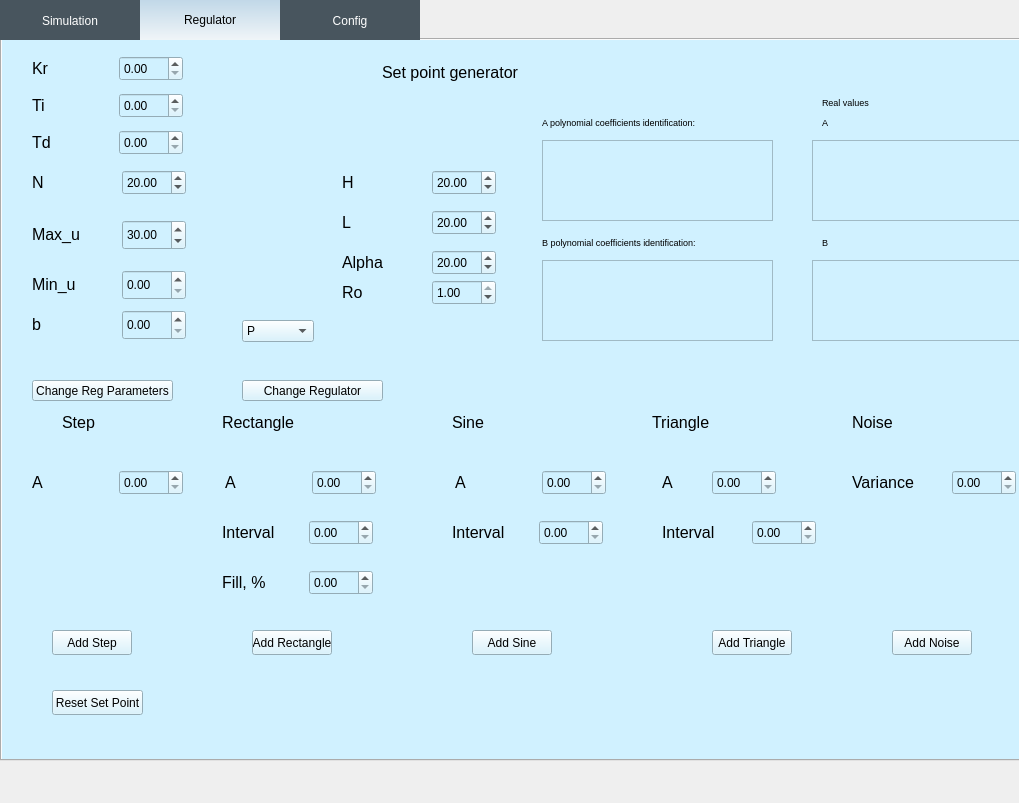
Old version of the form mainwindow.ui in the repository kajakIYD/PSS_Proj.
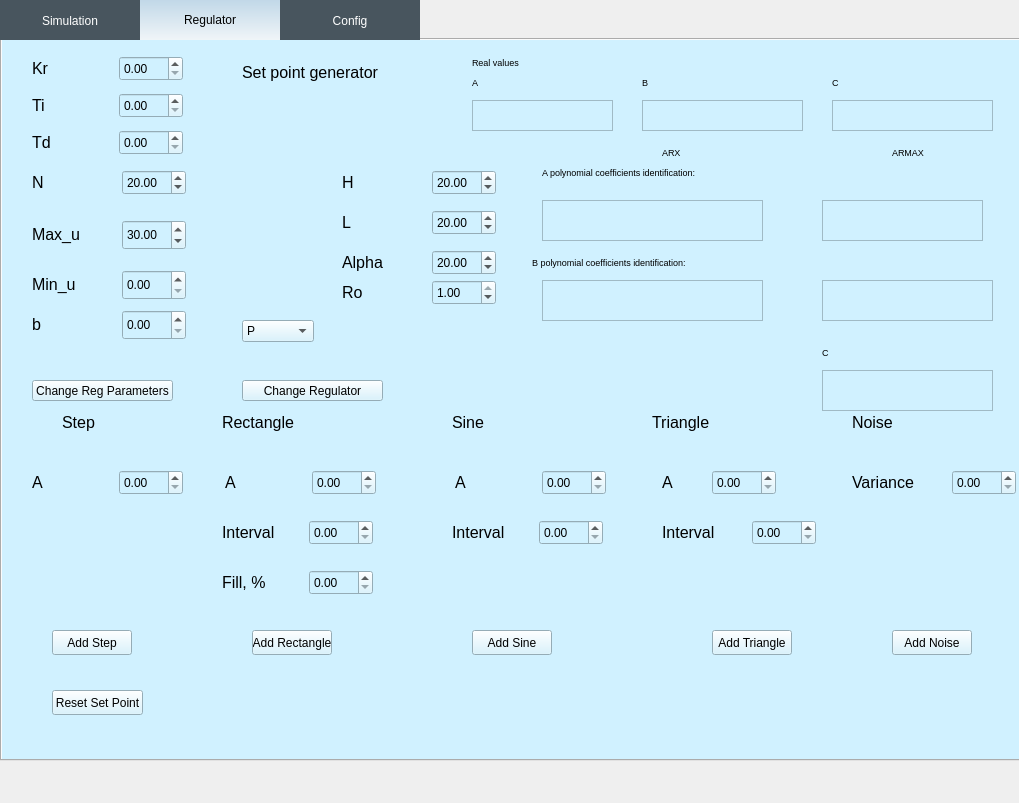
New version of the form. Icons and pictures are not drawn. Custom widgets are drawn as their Qt base class.

Diff of the .ui file:
```diff
--- a/mainwindow.ui
+++ b/mainwindow.ui
@@ -366,7 +366,7 @@
      <widget class="QLabel" name="label_14">
       <property name="geometry">
        <rect>
-        <x>380</x>
+        <x>240</x>
         <y>20</y>
         <width>201</width>
         <height>24</height>
@@ -1089,9 +1089,9 @@
       <property name="geometry">
        <rect>
         <x>540</x>
-        <y>100</y>
-        <width>231</width>
-        <height>81</height>
+        <y>160</y>
+        <width>221</width>
+        <height>41</height>
        </rect>
       </property>
      </widget>
@@ -1099,7 +1099,7 @@
       <property name="geometry">
        <rect>
         <x>540</x>
-        <y>70</y>
+        <y>120</y>
         <width>271</width>
         <height>24</height>
        </rect>
@@ -1116,8 +1116,8 @@
      <widget class="QLabel" name="label_B_coefficients_identyfication">
       <property name="geometry">
        <rect>
-        <x>540</x>
-        <y>190</y>
+        <x>530</x>
+        <y>210</y>
         <width>271</width>
         <height>24</height>
        </rect>
@@ -1135,17 +1135,17 @@
       <property name="geometry">
        <rect>
         <x>540</x>
-        <y>220</y>
-        <width>231</width>
-        <height>81</height>
+        <y>240</y>
+        <width>221</width>
+        <height>41</height>
        </rect>
       </property>
      </widget>
      <widget class="QLabel" name="label_A_coefficients_identyfication_2">
       <property name="geometry">
        <rect>
-        <x>820</x>
-        <y>50</y>
+        <x>470</x>
+        <y>10</y>
         <width>71</width>
         <height>24</height>
        </rect>
@@ -1162,8 +1162,8 @@
      <widget class="QLabel" name="label_A_coefficients_identyfication_3">
       <property name="geometry">
        <rect>
-        <x>820</x>
-        <y>70</y>
+        <x>470</x>
+        <y>30</y>
         <width>71</width>
         <height>24</height>
        </rect>
@@ -1180,8 +1180,8 @@
      <widget class="QLabel" name="label_A_coefficients_identyfication_4">
       <property name="geometry">
        <rect>
-        <x>820</x>
-        <y>190</y>
+        <x>640</x>
+        <y>30</y>
         <width>71</width>
         <height>24</height>
        </rect>
@@ -1198,23 +1198,135 @@
      <widget class="QTextBrowser" name="textBrowser_A_real_coeffs">
       <property name="geometry">
        <rect>
-        <x>810</x>
-        <y>100</y>
-        <width>231</width>
-        <height>81</height>
+        <x>470</x>
+        <y>60</y>
+        <width>141</width>
+        <height>31</height>
        </rect>
       </property>
      </widget>
      <widget class="QTextBrowser" name="textBrowser_B_real_coeffs">
       <property name="geometry">
        <rect>
-        <x>810</x>
-        <y>220</y>
-        <width>231</width>
-        <height>81</height>
+        <x>640</x>
+        <y>60</y>
+        <width>161</width>
+        <height>31</height>
        </rect>
       </property>
      </widget>
+     <widget class="QTextBrowser" name="textBrowser_A_real_coeffs_2">
+      <property name="geometry">
+       <rect>
+        <x>820</x>
+        <y>160</y>
+        <width>161</width>
+        <height>41</height>
+       </rect>
+      </property>
+     </widget>
+     <widget class="QTextBrowser" name="textBrowser_B_real_coeffs_2">
+      <property name="geometry">
+       <rect>
+        <x>820</x>
+        <y>240</y>
+        <width>171</width>
+        <height>41</height>
+       </rect>
+      </property>
+     </widget>
+     <widget class="QLabel" name="label_A_coefficients_identyfication_5">
+      <property name="geometry">
+       <rect>
+        <x>820</x>
+        <y>300</y>
+        <width>71</width>
+        <height>24</height>
+       </rect>
+      </property>
+      <property name="font">
+       <font>
+        <pointsize>7</pointsize>
+       </font>
+      </property>
+      <property name="text">
+       <string>C</string>
+      </property>
+     </widget>
+     <widget class="QTextBrowser" name="textBrowser_B_real_coeffs_3">
+      <property name="geometry">
+       <rect>
+        <x>820</x>
+        <y>330</y>
+        <width>171</width>
+        <height>41</height>
+       </rect>
+      </property>
+     </widget>
+     <widget class="QLabel" name="label_A_coefficients_identyfication_6">
+      <property name="geometry">
+       <rect>
+        <x>660</x>
+        <y>100</y>
+        <width>71</width>
+        <height>24</height>
+       </rect>
+      </property>
+      <property name="font">
+       <font>
+        <pointsize>7</pointsize>
+       </font>
+      </property>
+      <property name="text">
+       <string>ARX</string>
+      </property>
+     </widget>
+     <widget class="QLabel" name="label_A_coefficients_identyfication_7">
+      <property name="geometry">
+       <rect>
+        <x>890</x>
+        <y>100</y>
+        <width>71</width>
+        <height>24</height>
+       </rect>
+      </property>
+      <property name="font">
+       <font>
+        <pointsize>7</pointsize>
+       </font>
+      </property>
+      <property name="text">
+       <string>ARMAX</string>
+      </property>
+     </widget>
+     <widget class="QTextBrowser" name="textBrowser_B_real_coeffs_4">
+      <property name="geometry">
+       <rect>
+        <x>830</x>
+        <y>60</y>
+        <width>161</width>
+        <height>31</height>
+       </rect>
+      </property>
+     </widget>
+     <widget class="QLabel" name="label_A_coefficients_identyfication_8">
+      <property name="geometry">
+       <rect>
+        <x>830</x>
+        <y>30</y>
+        <width>71</width>
+        <height>24</height>
+       </rect>
+      </property>
+      <property name="font">
+       <font>
+        <pointsize>7</pointsize>
+       </font>
+      </property>
+      <property name="text">
+       <string>C</string>
+      </property>
+     </widget>
     </widget>
     <widget class="QWidget" name="tab_2">
      <property name="styleSheet">
```
